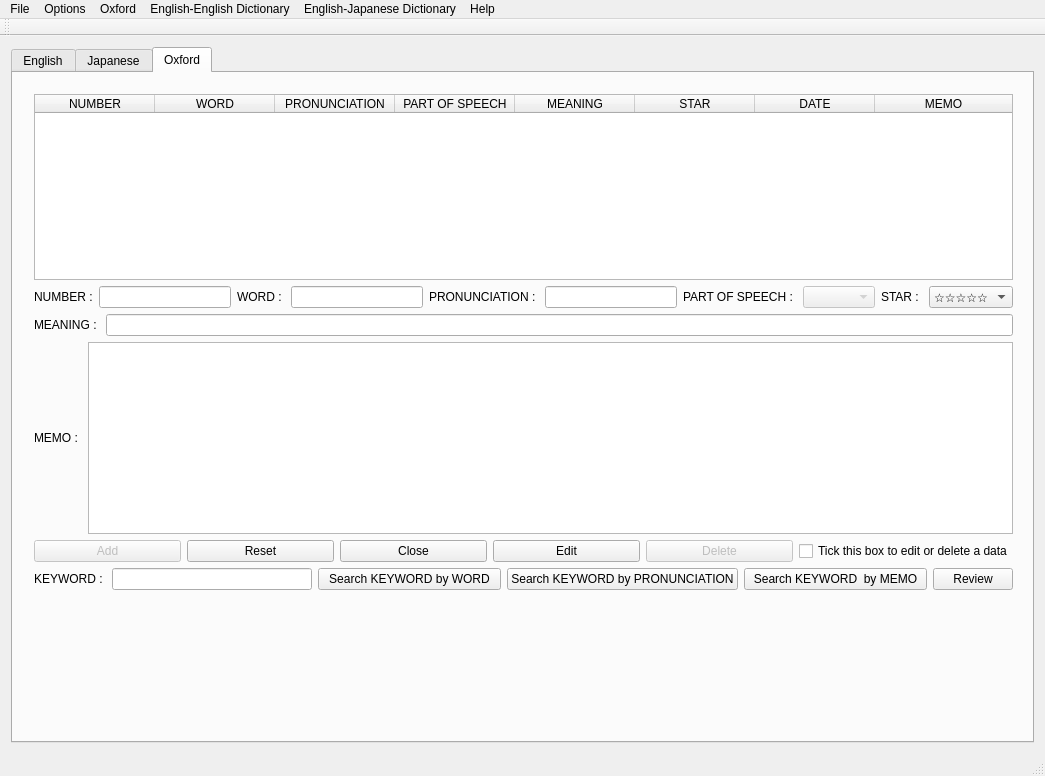
The window that mainwindow.ui (m-fujimoto/Word-savvy) describes before a commit, drawn with Qt 5.
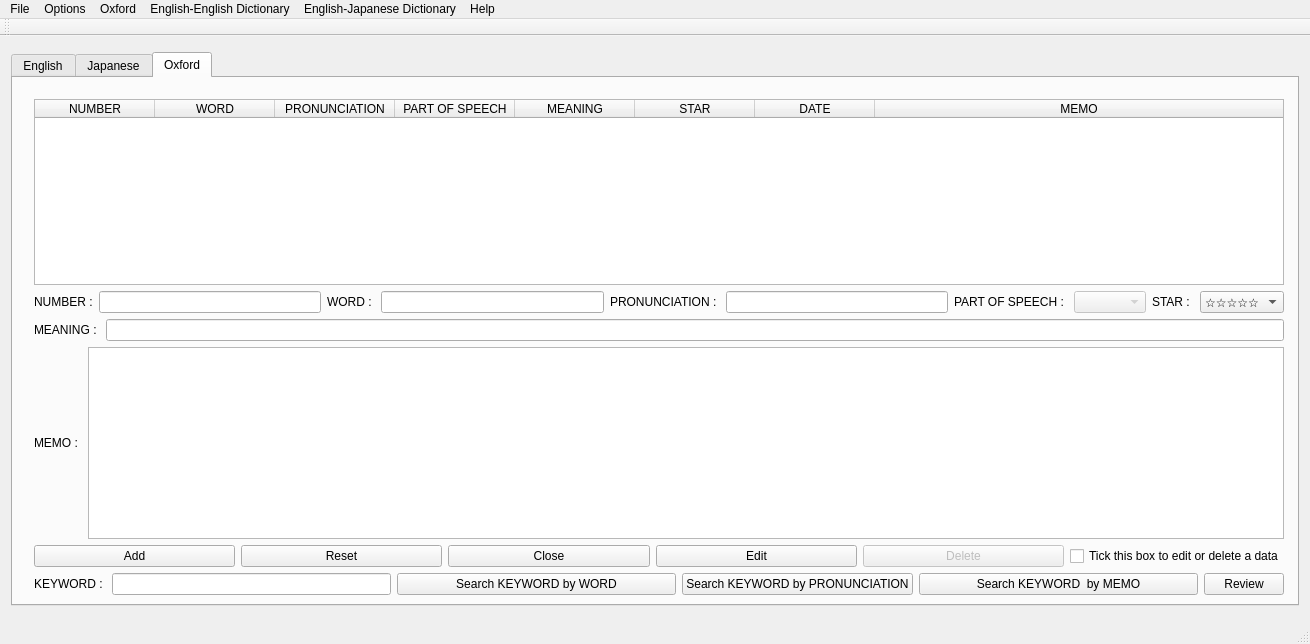
The same window after the commit. The open tabs and pages were chosen to show the change. Icons and pictures are not drawn.

Patch:
```diff
--- a/mainwindow.ui
+++ b/mainwindow.ui
@@ -6,8 +6,8 @@
    <rect>
     <x>0</x>
     <y>0</y>
-    <width>1045</width>
-    <height>776</height>
+    <width>1310</width>
+    <height>644</height>
    </rect>
   </property>
   <property name="sizePolicy">
@@ -30,6 +30,12 @@
    <layout class="QHBoxLayout" name="horizontalLayout_3">
     <item>
      <widget class="QTabWidget" name="tabWidget">
+      <property name="sizePolicy">
+       <sizepolicy hsizetype="Expanding" vsizetype="Fixed">
+        <horstretch>0</horstretch>
+        <verstretch>0</verstretch>
+       </sizepolicy>
+      </property>
       <property name="autoFillBackground">
        <bool>false</bool>
       </property>
@@ -706,7 +712,7 @@
          <rect>
           <x>10</x>
           <y>10</y>
-          <width>1001</width>
+          <width>1272</width>
           <height>518</height>
          </rect>
         </property>
@@ -931,7 +937,7 @@
            <item>
             <widget class="QPushButton" name="Oxford_add_pushButton">
              <property name="enabled">
-              <bool>false</bool>
+              <bool>true</bool>
              </property>
              <property name="text">
               <string>Add</string>
@@ -1078,8 +1084,8 @@
     <rect>
      <x>0</x>
      <y>0</y>
-     <width>1045</width>
-     <height>22</height>
+     <width>1310</width>
+     <height>20</height>
     </rect>
    </property>
    <widget class="QMenu" name="menuFile">
```
Left out of the diff: 2 changed lines with no effect on the pictures.
